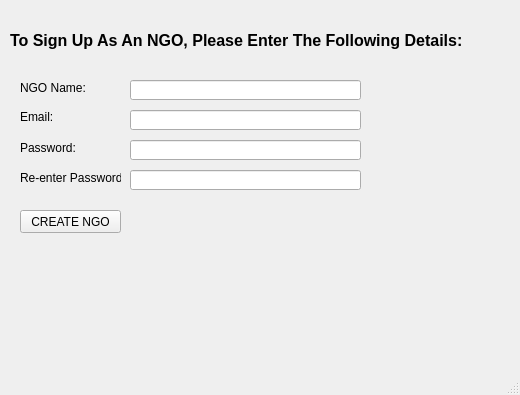
Old version of the form NGOSignUp.ui in the repository msaadg/NGOConnect.
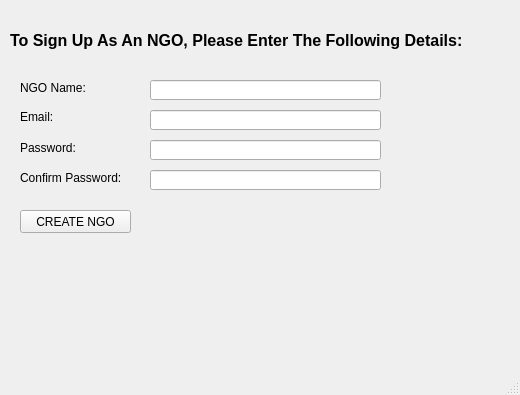
New version of the form.

Commit message: added ngo name in view project form

The edit to the form file:
```diff
--- a/NGOSignUp.ui
+++ b/NGOSignUp.ui
@@ -78,18 +78,18 @@
      <rect>
       <x>20</x>
       <y>170</y>
-      <width>101</width>
+      <width>111</width>
       <height>16</height>
      </rect>
     </property>
     <property name="text">
-     <string>Re-enter Password:</string>
+     <string>Confirm Password:</string>
     </property>
    </widget>
    <widget class="QLineEdit" name="lineEdit">
     <property name="geometry">
      <rect>
-      <x>130</x>
+      <x>150</x>
       <y>110</y>
       <width>231</width>
       <height>20</height>
@@ -99,7 +99,7 @@
    <widget class="QLineEdit" name="lineEdit_2">
     <property name="geometry">
      <rect>
-      <x>130</x>
+      <x>150</x>
       <y>140</y>
       <width>231</width>
       <height>20</height>
@@ -109,7 +109,7 @@
    <widget class="QLineEdit" name="lineEdit_3">
     <property name="geometry">
      <rect>
-      <x>130</x>
+      <x>150</x>
       <y>80</y>
       <width>231</width>
       <height>20</height>
@@ -119,7 +119,7 @@
    <widget class="QLineEdit" name="lineEdit_4">
     <property name="geometry">
      <rect>
-      <x>130</x>
+      <x>150</x>
       <y>170</y>
       <width>231</width>
       <height>20</height>
@@ -131,7 +131,7 @@
      <rect>
       <x>20</x>
       <y>210</y>
-      <width>101</width>
+      <width>111</width>
       <height>23</height>
      </rect>
     </property>
```
Left out of the diff: 2 changed lines with no effect on the pictures. The commit also changes 7 other files.
